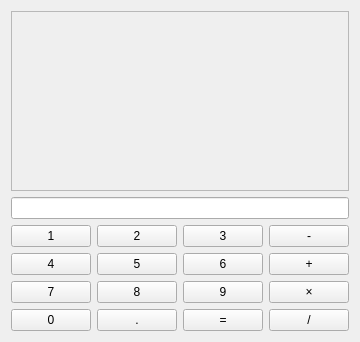
First picture: the form in jisuanqi.ui, repository gwt805/calcu, before the edit.
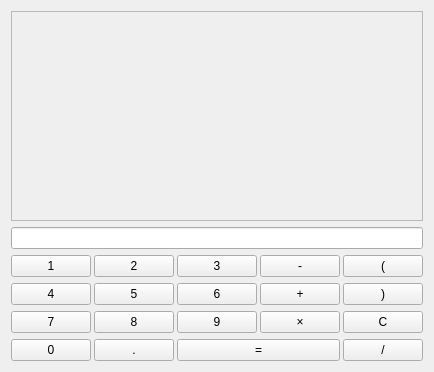
Second picture: the form after the edit.

What changed in the file:
```diff
--- a/jisuanqi.ui
+++ b/jisuanqi.ui
@@ -7,7 +7,7 @@
     <x>0</x>
     <y>0</y>
     <width>358</width>
-    <height>342</height>
+    <height>372</height>
    </rect>
   </property>
   <property name="sizePolicy">
@@ -25,16 +25,12 @@
      <property name="sizeConstraint">
       <enum>QLayout::SetNoConstraint</enum>
      </property>
-     <property name="spacing">
+     <property name="horizontalSpacing">
+      <number>3</number>
+     </property>
+     <property name="verticalSpacing">
       <number>6</number>
      </property>
-     <item row="1" column="0" colspan="4">
-      <widget class="QLineEdit" name="lineEdit">
-       <property name="styleSheet">
-        <string notr="true"/>
-       </property>
-      </widget>
-     </item>
      <item row="3" column="1">
       <widget class="QPushButton" name="pushButton_4">
        <property name="text">
@@ -133,27 +129,55 @@
        </property>
       </widget>
      </item>
-     <item row="5" column="2">
-      <widget class="QPushButton" name="pushButton_15">
+     <item row="2" column="4">
+      <widget class="QPushButton" name="pushButton_17">
        <property name="text">
-        <string>=</string>
+        <string>(</string>
        </property>
       </widget>
      </item>
-     <item row="5" column="3">
-      <widget class="QPushButton" name="pushButton_16">
-       <property name="text">
-        <string>/</string>
-       </property>
-      </widget>
-     </item>
-     <item row="0" column="0" colspan="4">
+     <item row="0" column="0" colspan="5">
       <widget class="QTextEdit" name="textEdit">
        <property name="enabled">
         <bool>false</bool>
        </property>
       </widget>
      </item>
+     <item row="1" column="0" colspan="5">
+      <widget class="QLineEdit" name="lineEdit">
+       <property name="styleSheet">
+        <string notr="true"/>
+       </property>
+      </widget>
+     </item>
+     <item row="3" column="4">
+      <widget class="QPushButton" name="pushButton_18">
+       <property name="text">
+        <string>)</string>
+       </property>
+      </widget>
+     </item>
+     <item row="4" column="4">
+      <widget class="QPushButton" name="pushButton_19">
+       <property name="text">
+        <string>C</string>
+       </property>
+      </widget>
+     </item>
+     <item row="5" column="4">
+      <widget class="QPushButton" name="pushButton_16">
+       <property name="text">
+        <string>/</string>
+       </property>
+      </widget>
+     </item>
+     <item row="5" column="2" colspan="2">
+      <widget class="QPushButton" name="pushButton_15">
+       <property name="text">
+        <string>=</string>
+       </property>
+      </widget>
+     </item>
     </layout>
    </item>
   </layout>
```
